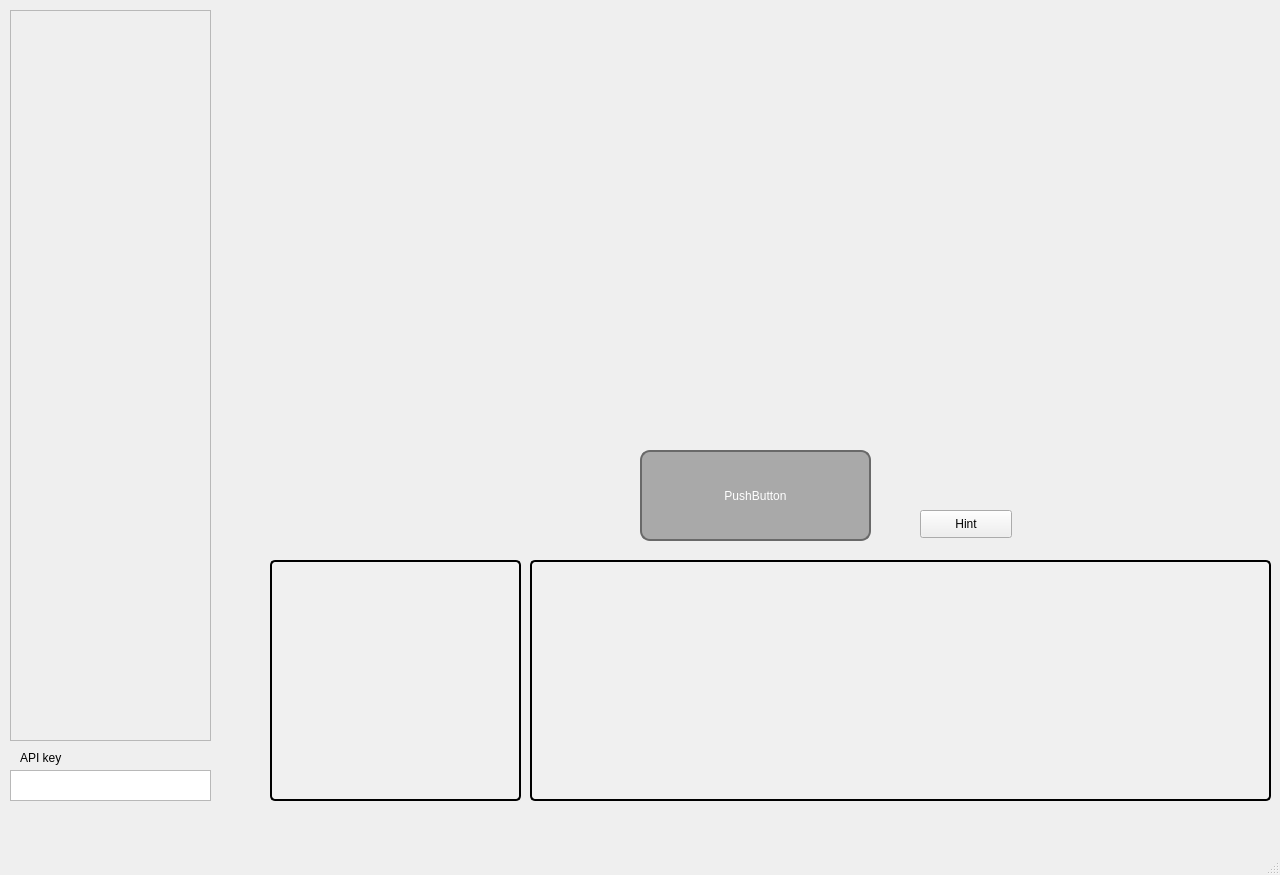
This is craftcharacter.ui in University-of-Utah-CS3505/a9-edu-app-f24 as Qt 5 draws it before an edit. The edited form follows.
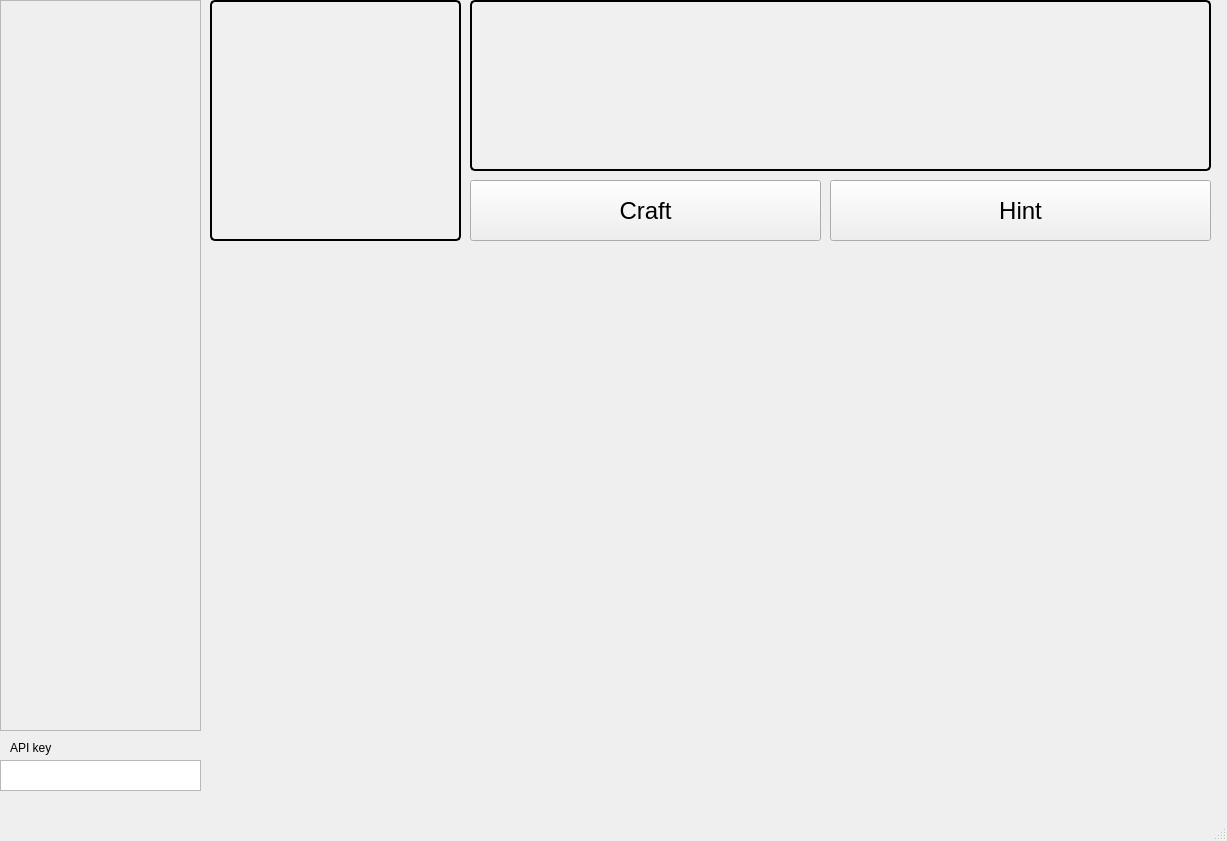
This is the edited form. Custom widgets are drawn as their Qt base class.

Patch:
```diff
--- a/craftcharacter.ui
+++ b/craftcharacter.ui
@@ -6,19 +6,73 @@
    <rect>
     <x>0</x>
     <y>0</y>
-    <width>1280</width>
-    <height>875</height>
+    <width>1227</width>
+    <height>841</height>
    </rect>
   </property>
   <property name="windowTitle">
    <string>MainWindow</string>
   </property>
   <widget class="QWidget" name="centralwidget">
+   <widget class="QLabel" name="label_3">
+    <property name="geometry">
+     <rect>
+      <x>10</x>
+      <y>740</y>
+      <width>53</width>
+      <height>15</height>
+     </rect>
+    </property>
+    <property name="text">
+     <string>API key</string>
+    </property>
+    <property name="textFormat">
+     <enum>Qt::TextFormat::AutoText</enum>
+    </property>
+   </widget>
+   <widget class="QTextEdit" name="apiKey">
+    <property name="geometry">
+     <rect>
+      <x>0</x>
+      <y>760</y>
+      <width>201</width>
+      <height>31</height>
+     </rect>
+    </property>
+   </widget>
+   <widget class="box2DWidget" name="box2DWidgetContainer" native="true">
+    <property name="geometry">
+     <rect>
+      <x>210</x>
+      <y>250</y>
+      <width>1001</width>
+      <height>541</height>
+     </rect>
+    </property>
+   </widget>
+   <widget class="QPushButton" name="hintButton">
+    <property name="geometry">
+     <rect>
+      <x>830</x>
+      <y>180</y>
+      <width>381</width>
+      <height>61</height>
+     </rect>
+    </property>
+    <property name="font">
+     <font>
+      <pointsize>18</pointsize>
+     </font>
+    </property>
+    <property name="text">
+     <string>Hint</string>
+    </property>
+   </widget>
    <widget class="QLabel" name="chracterLabel">
     <property name="geometry">
      <rect>
-      <x>270</x>
-      <y>560</y>
+      <x>210</x>
+      <y>0</y>
       <width>251</width>
       <height>241</height>
      </rect>
@@ -35,66 +89,11 @@
      <string/>
     </property>
    </widget>
-   <widget class="QLabel" name="defLabel">
-    <property name="geometry">
-     <rect>
-      <x>530</x>
-      <y>560</y>
-      <width>741</width>
-      <height>241</height>
-     </rect>
-    </property>
-    <property name="font">
-     <font>
-      <bold>false</bold>
-     </font>
-    </property>
-    <property name="styleSheet">
-     <string notr="true">QLabel {
-    border: 2px solid black; /* 设置边框宽度为2像素，颜色为黑色 */
-    border-radius: 5px;      /* 设置圆角半径为5像素 */
-    padding: 5px;            /* 设置内边距为5像素 */
-    background-color: #f0f0f0; /* 设置背景颜色为浅灰色（可选） */
-}</string>
-    </property>
-    <property name="text">
-     <string/>
-    </property>
-   </widget>
-   <widget class="QPushButton" name="craftButton">
-    <property name="geometry">
-     <rect>
-      <x>640</x>
-      <y>450</y>
-      <width>231</width>
-      <height>91</height>
-     </rect>
-    </property>
-    <property name="styleSheet">
-     <string notr="true">QPushButton {
-    background-color: #A9A9A9;  /* 灰色背景 */
-    color: white;               /* 白色文字 */
-    border: 2px solid #696969;  /* 深灰色边框 */
-    border-radius: 10px;        /* 圆角半径 */
-    padding: 5px 10px;          /* 内边距 */
-    font: bold 14px 'Microsoft YaHei'; /* 字体设置 */
-}
-QPushButton:hover {
-    background-color: #BEBEBE;  /* 鼠标悬停时的背景色 */
-}
-QPushButton:pressed {
-    background-color: #808080;  /* 按下时的背景色 */
-}</string>
-    </property>
-    <property name="text">
-     <string>PushButton</string>
-    </property>
-   </widget>
    <widget class="QScrollArea" name="CharacterSelector">
     <property name="geometry">
      <rect>
-      <x>10</x>
-      <y>10</y>
+      <x>0</x>
+      <y>0</y>
       <width>201</width>
       <height>731</height>
      </rect>
@@ -113,53 +112,48 @@
      </property>
     </widget>
    </widget>
-   <widget class="QTextEdit" name="apiKey">
+   <widget class="QPushButton" name="craftButton">
     <property name="geometry">
      <rect>
-      <x>10</x>
-      <y>770</y>
-      <width>201</width>
-      <height>31</height>
+      <x>470</x>
+      <y>180</y>
+      <width>351</width>
+      <height>61</height>
      </rect>
     </property>
-   </widget>
-   <widget class="QLabel" name="label_3">
-    <property name="geometry">
-     <rect>
-      <x>20</x>
-      <y>750</y>
-      <width>53</width>
-      <height>15</height>
-     </rect>
+    <property name="font">
+     <font>
+      <pointsize>18</pointsize>
+     </font>
     </property>
     <property name="text">
-     <string>API key</string>
+     <string>Craft</string>
     </property>
-    <property name="textFormat">
-     <enum>Qt::TextFormat::AutoText</enum>
-    </property>
    </widget>
-   <widget class="QPushButton" name="hintButton">
+   <widget class="QLabel" name="defLabel">
     <property name="geometry">
      <rect>
-      <x>920</x>
-      <y>510</y>
-      <width>92</width>
-      <height>28</height>
+      <x>470</x>
+      <y>0</y>
+      <width>741</width>
+      <height>171</height>
      </rect>
     </property>
-    <property name="text">
-     <string>Hint</string>
+    <property name="font">
+     <font>
+      <bold>false</bold>
+     </font>
     </property>
-   </widget>
-   <widget class="box2DWidget" name="box2DWidgetContainer" native="true">
-    <property name="geometry">
-     <rect>
-      <x>250</x>
-      <y>20</y>
-      <width>981</width>
-      <height>401</height>
-     </rect>
+    <property name="styleSheet">
+     <string notr="true">QLabel {
+    border: 2px solid black; /* 设置边框宽度为2像素，颜色为黑色 */
+    border-radius: 5px;      /* 设置圆角半径为5像素 */
+    padding: 5px;            /* 设置内边距为5像素 */
+    background-color: #f0f0f0; /* 设置背景颜色为浅灰色（可选） */
+}</string>
+    </property>
+    <property name="text">
+     <string/>
     </property>
    </widget>
   </widget>
@@ -168,8 +162,8 @@
     <rect>
      <x>0</x>
      <y>0</y>
-     <width>1280</width>
-     <height>42</height>
+     <width>1227</width>
+     <height>20</height>
     </rect>
    </property>
   </widget>
```
